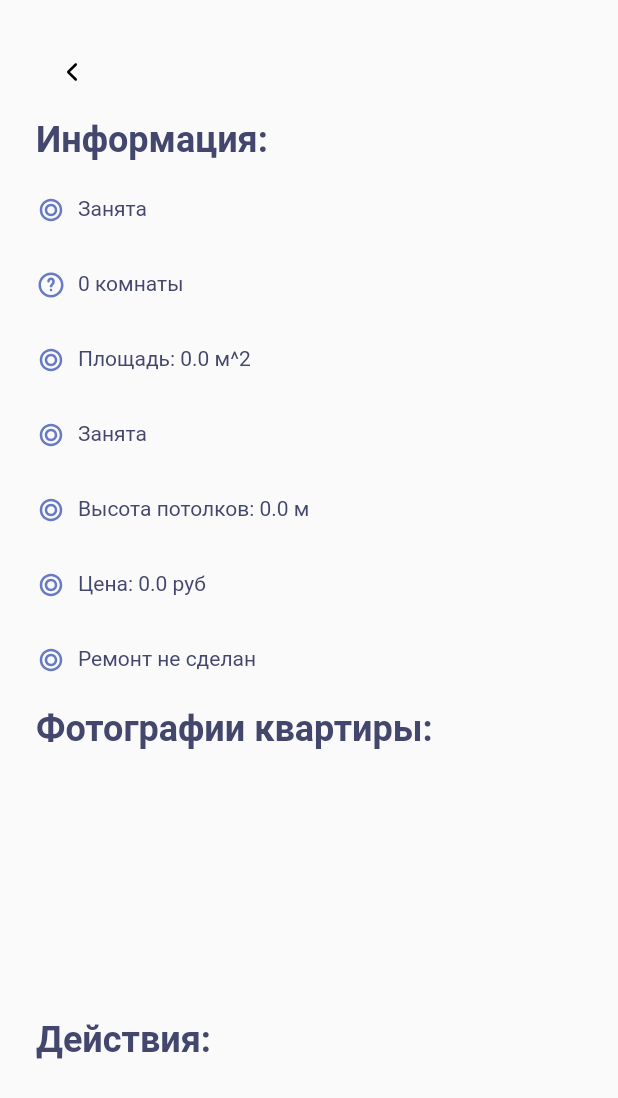
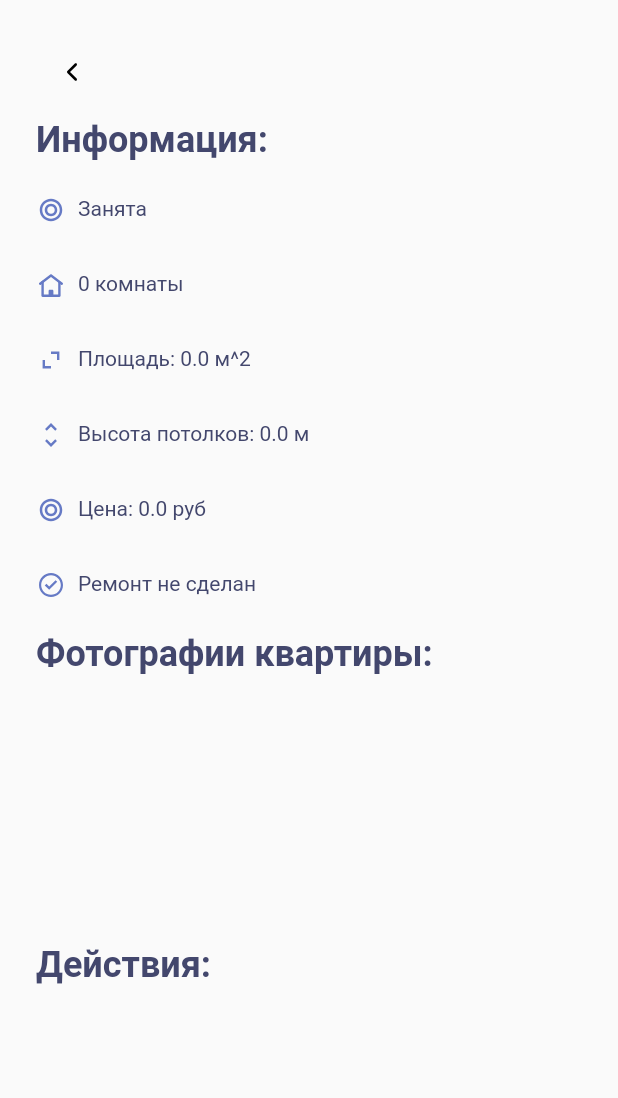
Before and after one commit to StarProxima/build_link, a Flutter app: the HousePage widget shown alone on an empty page, opened directly with empty values, on a phone screen of 412 x 824 dp. Shown: the top 1098 px of the screen. Run offline on Flutter 3.47's test engine with Material 2 defaults, Android fonts, the phone set to English and light mode, and no system bars; our stand-ins replace fl_chart, flutter_map, flutter_svg, geolocator, latlong2; network calls fail; Roboto replaces fonts that are missing (Montserrat).

Commit message:
New AppIcons

```diff
--- a/client/lib/data/styles/app_styles.dart
+++ b/client/lib/data/styles/app_styles.dart
@@ -37,4 +37,9 @@ enum AppIcons {
   state,
   back,
   info,
+  vertical_arrows,
+  pin,
+  room_count,
+  check,
+  diagonal_arrows,
 }
--- a/client/lib/ui/pages/house_page.dart
+++ b/client/lib/ui/pages/house_page.dart
@@ -71,7 +71,7 @@ class _HousePageState extends State<HousePage> {
                   text: widget.house.state == "f" ? 'Свободна' : 'Занята',
                 ),
                 HousePageField(
-                  icon: const AppIcon(AppIcons.info),
+                  icon: const AppIcon(AppIcons.room_count),
                   text: widget.house.roomCount.toString() +
                       (widget.house.roomCount < 5
                           ? (widget.house.roomCount == 1
@@ -80,15 +80,15 @@ class _HousePageState extends State<HousePage> {
                           : " комнат"),
                 ),
                 HousePageField(
-                  icon: const AppIcon(AppIcons.state),
+                  icon: const AppIcon(AppIcons.diagonal_arrows),
                   text: "Площадь: ${widget.house.squareMeters} м^2",
                 ),
+                // HousePageField(
+                //   icon: const AppIcon(AppIcons.state),
+                //   text: widget.house.state == "f" ? 'Свободна' : 'Занята',
+                // ),
                 HousePageField(
-                  icon: const AppIcon(AppIcons.state),
-                  text: widget.house.state == "f" ? 'Свободна' : 'Занята',
-                ),
-                HousePageField(
-                  icon: const AppIcon(AppIcons.state),
+                  icon: const AppIcon(AppIcons.vertical_arrows),
                   text: 'Высота потолков: ${widget.house.ceilingHeight} м',
                 ),
                 HousePageField(
@@ -96,7 +96,7 @@ class _HousePageState extends State<HousePage> {
                   text: 'Цена: ${widget.house.cost} руб',
                 ),
                 HousePageField(
-                  icon: const AppIcon(AppIcons.state),
+                  icon: const AppIcon(AppIcons.check),
                   text: widget.house.repair
                       ? "Сделан ремонт"
                       : "Ремонт не сделан",
```
Also changed, not shown: client/assets/images/check.svg (added), client/assets/images/diagonal_arrows.svg (added), client/assets/images/pin.svg (added), client/assets/images/room_count.svg (added), client/assets/images/vertical_arrows.svg (added).
